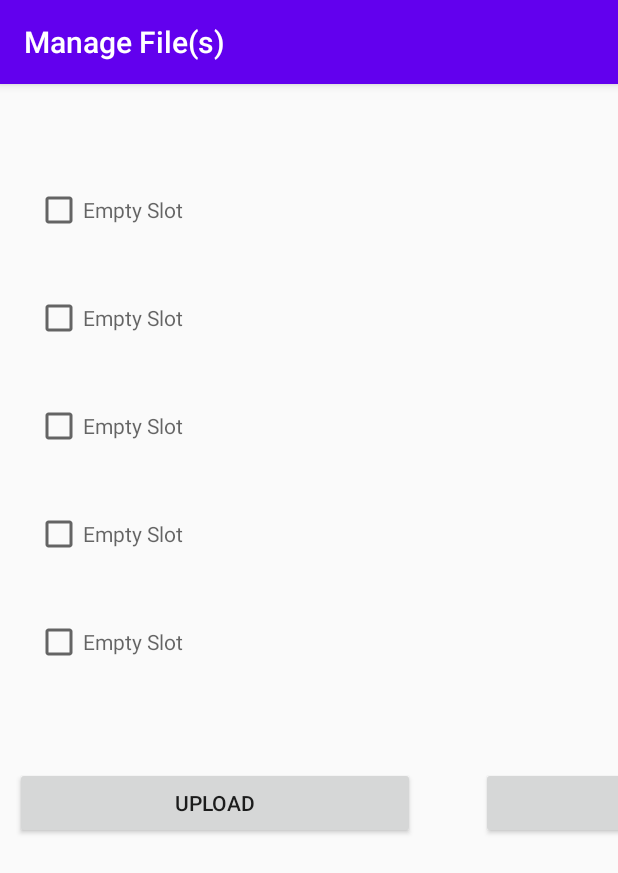
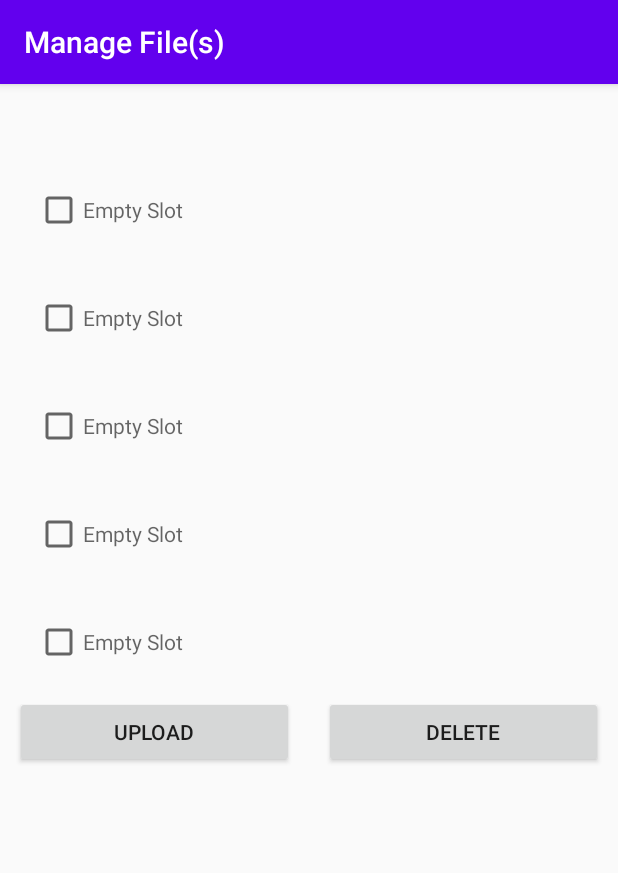
Before and after one commit to hp240920/LinkMe, an Android app: the Dashboard screen opened directly, with no data from a screen before it, in the options menu, after a tap on "Manage Files", on a phone screen of 412 x 824 dp. Shown: the top 873 px of the screen. Run offline under Robolectric (Android 15) with nearby library versions, the phone set to English and light mode, and no system bars; our stand-ins replace Firebase (no records; nobody signed in at launch, a user with empty details on screens opened directly), Picasso; 1 statement that could not run was skipped.

Commit message:
Logout changes

```diff
--- a/app/src/main/AndroidManifest.xml
+++ b/app/src/main/AndroidManifest.xml
@@ -58,7 +58,7 @@
         </receiver>
         <receiver android:name=".NotificationAction" />
         <receiver android:name=".CancelNotification" />
-        <receiver android:name=".Conformation"></receiver>
+        <receiver android:name=".Conformation" />
         <service android:name=".Notify" />
     </application>
 
--- a/app/src/main/java/com/example/authotp/Dashboard.java
+++ b/app/src/main/java/com/example/authotp/Dashboard.java
@@ -18,6 +18,7 @@ import android.app.NotificationChannel;
 import android.app.NotificationManager;
 import android.app.PendingIntent;
 import android.app.ProgressDialog;
+import android.content.ComponentName;
 import android.content.ContentUris;
 import android.content.ContentValues;
 import android.content.Context;
@@ -179,6 +180,12 @@ public class Dashboard extends AppCompatActivity {
         editor.clear();
         editor.apply();
         SharePreHelper.setName(null);
+        stopService(serviceIntent);
+
+        PackageManager pm  = Dashboard.this.getPackageManager();
+        ComponentName componentName = new ComponentName(Dashboard.this, Detector.class);
+        pm.setComponentEnabledSetting(componentName,PackageManager.COMPONENT_ENABLED_STATE_DISABLED,
+                PackageManager.DONT_KILL_APP);
 
         /*
           if(isMyServiceRunning(Notify.class)){
@@ -273,10 +280,18 @@ public class Dashboard extends AppCompatActivity {
             ContextCompat.startForegroundService(this, serviceIntent);
             check_notification();
         }
+
+        startDetector();
       //  loadrofile.start();
     }
 
 
+    private void startDetector(){
+        PackageManager pm  = Dashboard.this.getPackageManager();
+        ComponentName componentName = new ComponentName(Dashboard.this, Detector.class);
+        pm.setComponentEnabledSetting(componentName,PackageManager.COMPONENT_ENABLED_STATE_ENABLED,
+                PackageManager.DONT_KILL_APP);
+    }
     @Override
     public void onRequestPermissionsResult(int requestCode, @NonNull String[] permissions, @NonNull int[] grantResults) {
         super.onRequestPermissionsResult(requestCode, permissions, grantResults);
@@ -1219,10 +1234,14 @@ public class Dashboard extends AppCompatActivity {
 
 
     private void notification2(String num) {
+
+        if(Detector.getNameOfContact(this,num) != null){
+            num = Detector.getNameOfContact(this,num);
+        }
         // Builds your notification
         NotificationCompat.Builder builder = new NotificationCompat.Builder(this)
                 .setSmallIcon(R.mipmap.ic_launcher_round)
-                .setContentTitle("AuthOPT Incoming")
+                .setContentTitle("LinkMe Incoming")
                 .setAutoCancel(true)
                 .setContentText("Message from " + num);
 
--- a/app/src/main/res/layout/activity_delete_files.xml
+++ b/app/src/main/res/layout/activity_delete_files.xml
@@ -107,17 +107,18 @@
     </TableLayout>
 
     <LinearLayout
-        android:layout_width="wrap_content"
+        android:layout_width="match_parent"
         android:layout_height="wrap_content"
         android:orientation="horizontal">
 
         <Button
             android:id="@+id/btnUpload"
-            android:layout_width="400px"
+            android:layout_width="wrap_content"
             android:layout_height="wrap_content"
             android:layout_marginStart="10dp"
-            android:layout_marginTop="47dp"
-            android:layout_marginEnd="22dp"
+            android:layout_marginTop="0dp"
+            android:layout_marginEnd="10dp"
+            android:layout_weight="1"
             android:onClick="onUpload"
             android:text="Upload"
             app:layout_constraintEnd_toEndOf="parent"
@@ -126,12 +127,13 @@
 
         <Button
             android:id="@+id/deleteFile"
-            android:layout_width="400px"
+            android:layout_width="wrap_content"
             android:layout_height="wrap_content"
-            android:layout_marginStart="22dp"
-            android:layout_marginTop="47dp"
-            android:layout_marginEnd="61dp"
-            android:layout_marginBottom="161dp"
+            android:layout_marginStart="10dp"
+            android:layout_marginTop="0dp"
+            android:layout_marginEnd="10dp"
+            android:layout_marginBottom="0dp"
+            android:layout_weight="1"
             android:onClick="onDelete"
             android:text="Delete"
             app:layout_constraintBottom_toBottomOf="parent"
```
Also changed, not shown: app/src/main/java/com/example/authotp/Detector.java (+29 -3 lines), app/src/main/res/layout/activity_search_nearby.xml (+9 -2 lines).
